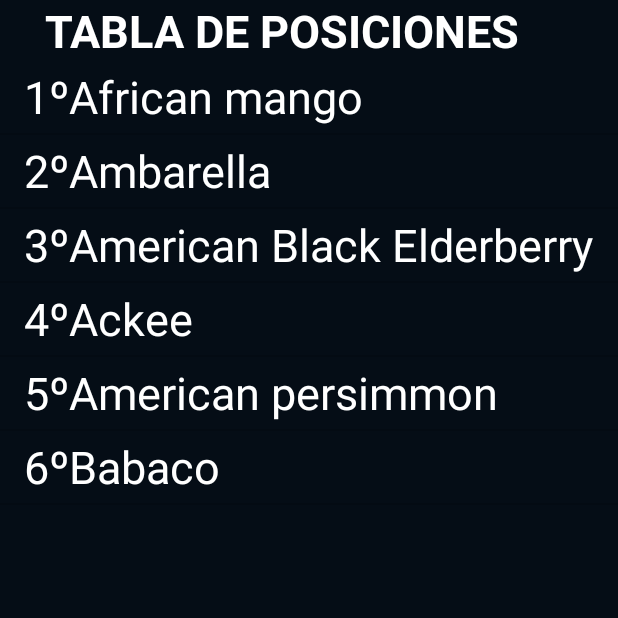
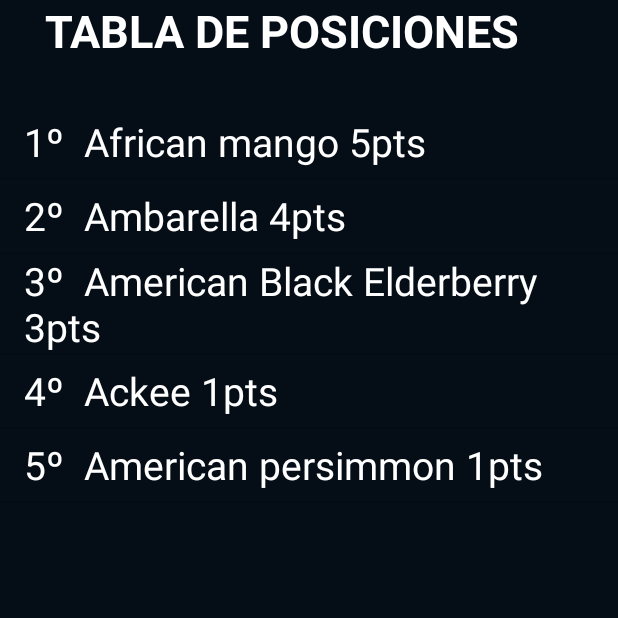
Before and after one commit to adrorodri/programacion3-pancake9.0, an Android app: the PosicionesActivity screen opened directly, with no data from a screen before it, on a phone screen of 412 x 824 dp, the top half of it. Run offline under Robolectric (Android 15) with nearby library versions, the phone set to English and light mode, and no system bars; our stand-ins replace Firebase (no records; nobody signed in at launch, a user with empty details on screens opened directly).

Commit message:
posiciones 3

```diff
--- a/app/src/main/java/com/example/andres/mundial/UI/PosicionesActivity.java
+++ b/app/src/main/java/com/example/andres/mundial/UI/PosicionesActivity.java
@@ -44,12 +44,11 @@ public class PosicionesActivity extends AppCompatActivity {
 
         // Initializing a new String Array
         String[] fruits = new String[]{
-                "1º"+"African mango",
-                "2º"+"Ambarella",
-                "3º"+"American Black Elderberry",
-                "4º"+"Ackee",
-                "5º"+"American persimmon",
-                "6º"+"Babaco"
+                "1º "+" African mango "+"5"+"pts",
+                "2º "+" Ambarella "+"4"+"pts",
+                "3º "+" American Black Elderberry "+"3"+"pts",
+                "4º "+" Ackee "+"1"+"pts",
+                "5º "+" American persimmon "+"1"+"pts"
         };
 
         // Create a List from String Array elements
@@ -68,7 +67,7 @@ public class PosicionesActivity extends AppCompatActivity {
 
                 // Set the text color of TextView (ListView Item)
                 tv.setTextColor(Color.WHITE);
-                tv.setTextSize(30);
+                tv.setTextSize(26);
 
                 // Generate ListView Item using TextView
                 return view;
--- a/app/src/main/res/layout/activity_posiciones.xml
+++ b/app/src/main/res/layout/activity_posiciones.xml
@@ -17,6 +17,7 @@
             android:layout_height="wrap_content"
             android:textColor="@color/colorAccent"
             android:text="TABLA DE POSICIONES"
+            android:layout_marginBottom="@dimen/grande"
             android:layout_marginStart="30dp"
             android:textStyle="bold"
             android:textSize="@dimen/grande"/>
```
